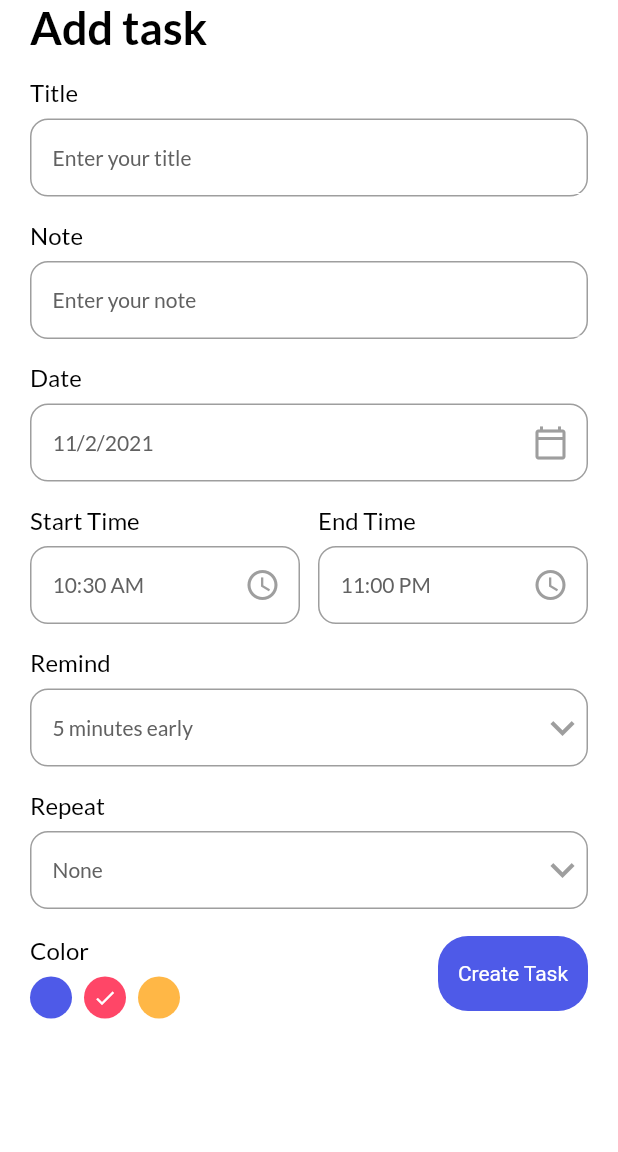
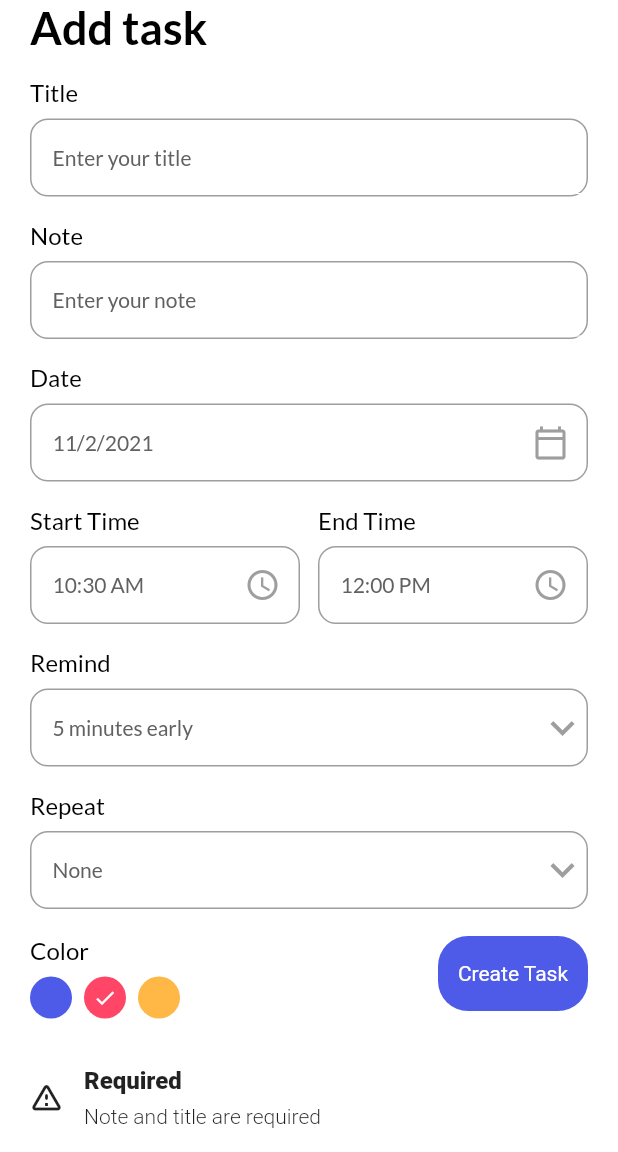
Before and after one commit to nguyenvanvy1999/flutter, a Flutter app: the AddTask screen opened directly, after a tap on "Create Task", on a phone screen of 412 x 824 dp, the part 84-1236 px from its top. Run offline on Flutter 3.47's test engine with Material 2 defaults, Android fonts, the phone set to English and light mode, and no system bars; our stand-ins replace date_picker_timeline, flutter_local_notifications, flutter_svg, get, get_storage, google_fonts and 2 more; accounts and stored records are empty; project files that could hold a hidden picture were left out.

Commit message:
add : save task to DB

```diff
--- a/todo_app/lib/pages/add_task/body.dart
+++ b/todo_app/lib/pages/add_task/body.dart
@@ -1,9 +1,13 @@
 import 'package:flutter/material.dart';
+import 'package:get/get.dart';
 import 'package:intl/intl.dart';
 import 'package:todo_app/constants/date_time.dart';
 import 'package:todo_app/constants/text_style.dart';
 import 'package:todo_app/constants/themes.dart';
+import 'package:todo_app/controllers/task_controller.dart';
+import 'package:todo_app/models/task.dart';
 import 'package:todo_app/services/calendar_service.dart';
+import 'package:todo_app/services/validate_service.dart';
 import 'package:todo_app/widgets/button.dart';
 import 'package:todo_app/widgets/input_field.dart';
 
@@ -15,14 +19,15 @@ class AddTaskBody extends StatefulWidget {
 }
 
 class AddTaskBodyState extends State<AddTaskBody> {
+  final TaskController taskController = Get.put(TaskController());
+  String endTime = '12:00 PM';
+  final TextEditingController noteController = TextEditingController();
+  int selectedColor = 1;
   DateTime selectedDate = DateTime.now();
-  String startTime = DateFormat('hh:mm a').format(DateTime.now());
-  String endTime = '11:00 PM';
   int selectedRemind = 5;
   String selectedRepeat = 'None';
-  int selectedColor = 1;
+  String startTime = DateFormat('hh:mm a').format(DateTime.now());
   final TextEditingController titleController = TextEditingController();
-  final TextEditingController noteController = TextEditingController();
 
   @override
   Widget build(BuildContext context) {
@@ -179,7 +184,27 @@ class AddTaskBodyState extends State<AddTaskBody> {
                                 )))
                   ],
                 ),
-                MyButton(label: 'Create Task', onTap: () => null),
+                MyButton(
+                    label: 'Create Task',
+                    onTap: () async {
+                      bool isTimeOK = validateTime(startTime, endTime);
+                      bool isTextOK =
+                          validateText(titleController, noteController);
+                      if (isTimeOK && isTextOK) {
+                        await addTaskToDB();
+                        Get.back();
+                      } else if (!isTextOK) {
+                        Get.snackbar('Required', 'Note and title are required',
+                            snackPosition: SnackPosition.BOTTOM,
+                            backgroundColor: Colors.white,
+                            icon: const Icon(Icons.warning_amber_rounded));
+                      } else if (!isTimeOK) {
+                        Get.snackbar('Wrong', 'Wrong start time and end time',
+                            snackPosition: SnackPosition.BOTTOM,
+                            backgroundColor: Colors.white,
+                            icon: const Icon(Icons.warning_amber_rounded));
+                      }
+                    }),
               ],
             )
           ],
@@ -187,4 +212,18 @@ class AddTaskBodyState extends State<AddTaskBody> {
       ),
     );
   }
+
+  addTaskToDB() {
+    taskController.addTask(
+        task: Task(
+            color: selectedColor,
+            date: DateFormat.yMd().format(selectedDate),
+            isComplete: 0,
+            note: noteController.text,
+            remind: selectedRemind,
+            repeat: selectedRepeat,
+            startTime: startTime,
+            endTime: endTime,
+            title: titleController.text));
+  }
 }
```
